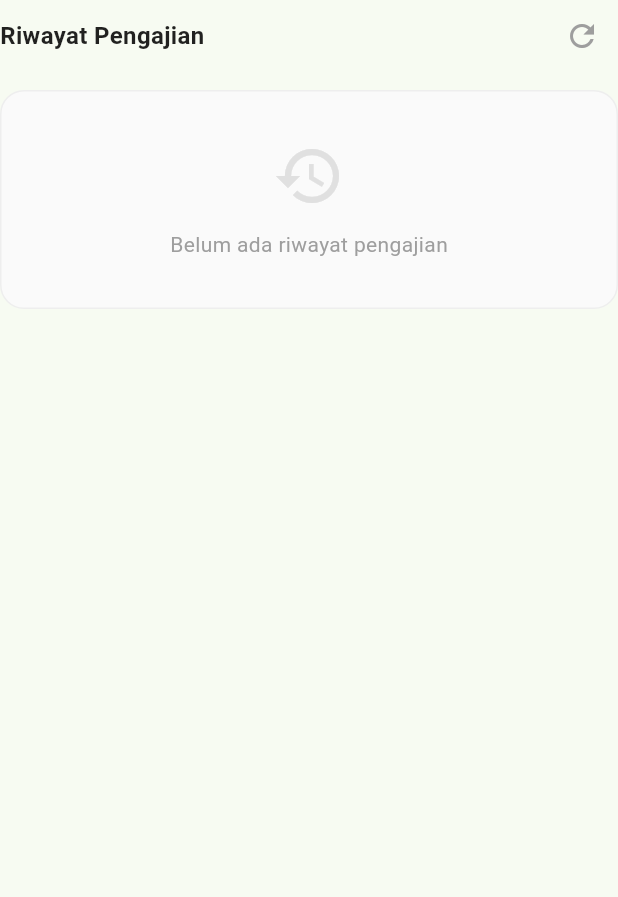
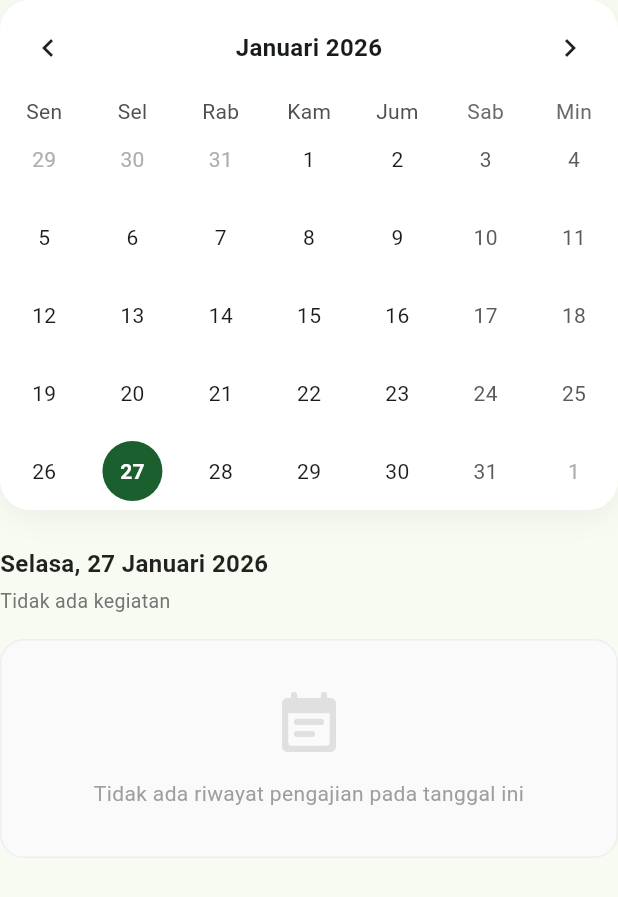
Before and after one commit to daerahgresik/hpdaerah, a Flutter app: the RiwayatPengajian widget shown alone on an empty page, opened directly with empty values, on a phone screen of 412 x 824 dp. Shown: the top 897 px of the screen. Run offline on Flutter 3.47's test engine with Material 3 defaults, Android fonts, the light colour scheme and no system bars; drawn by our look-alikes of table_calendar; our stand-ins replace flutter_dotenv, flutter_local_notifications, image_picker, permission_handler, qr_flutter, shared_preferences and 1 more; missing offline and left inert: mobile_scanner; accounts and stored records are empty.

Commit message:
feat(pengajian): add interactive calendar to history menu with event markers

```diff
--- a/lib/views/auth/dashboard/admin/pengajian/riwayatpengajian.dart
+++ b/lib/views/auth/dashboard/admin/pengajian/riwayatpengajian.dart
@@ -2,6 +2,9 @@ import 'package:flutter/material.dart';
 import 'package:hpdaerah/models/pengajian_model.dart';
 import 'package:hpdaerah/models/user_model.dart';
 import 'package:supabase_flutter/supabase_flutter.dart';
+import 'package:table_calendar/table_calendar.dart';
+import 'package:intl/intl.dart';
+import 'package:intl/date_symbol_data_local.dart';
 
 class RiwayatPengajian extends StatefulWidget {
   final UserModel user;
@@ -14,42 +17,71 @@ class RiwayatPengajian extends StatefulWidget {
 }
 
 class _RiwayatPengajianState extends State<RiwayatPengajian> {
-  late Future<List<Pengajian>> _riwayatFuture;
+  late DateTime _focusedDay;
+  late DateTime _selectedDay;
+  Map<DateTime, List<Pengajian>> _events = {};
+  bool _isLoading = true;
 
   @override
   void initState() {
     super.initState();
-    _riwayatFuture = _fetchRiwayat();
+    _focusedDay = DateTime.now();
+    _selectedDay = DateTime.now();
+
+    // Initialize locale for date formatting
+    initializeDateFormatting('id_ID', null).then((_) {
+      if (mounted) setState(() {});
+    });
+
+    // Fetch initial data
+    _fetchMonthlyEvents(_focusedDay);
   }
 
-  Future<List<Pengajian>> _fetchRiwayat() async {
+  /// Fetch events for the month (and slightly more to cover padding days)
+  Future<void> _fetchMonthlyEvents(DateTime month) async {
+    setState(() => _isLoading = true);
+
     try {
+      // Calculate start and end of month
+      final startOfMonth = DateTime(
+        month.year,
+        month.month,
+        1,
+      ).subtract(const Duration(days: 7)); // Buffer
+      final endOfMonth = DateTime(
+        month.year,
+        month.month + 1,
+        0,
+      ).add(const Duration(days: 7)); // Buffer
+
       final client = Supabase.instance.client;
-      // Fetch pengajian that have ENDED (ended_at is mostly not null and in the past)
-      // and filter by hierarchy similar to active rooms
 
-      // Simple logic: fetch where created_by me OR org_id in hierarchy
-      // For now, let's fetch based on org_id logic
-
+      // Query: Finished rooms within date range
+      // Using 'started_at' as the filter date
       final response = await client
           .from('pengajian')
           .select()
-          .not('ended_at', 'is', null) // Must have ended
+          .gte('started_at', startOfMonth.toIso8601String())
+          .lte('started_at', endOfMonth.toIso8601String())
           .eq('is_template', false)
-          .order('started_at', ascending: false)
-          .limit(20); // Limit to recent 20 for performance
+          .not('ended_at', 'is', null); // Must be finished
 
-      final list = List<Map<String, dynamic>>.from(response);
-      return list.map((json) => Pengajian.fromJson(json)).where((p) {
-        // Filter again for extra safety on hierarchy
-        // (User only sees what happened in their jurisdiction)
+      final List<dynamic> data = response as List<dynamic>;
+      final List<Pengajian> allRooms = data
+          .map((json) => Pengajian.fromJson(json))
+          .toList();
+
+      // Filter based on user hierarchy/permissions
+      final filteredRooms = allRooms.where((p) {
         final admin = widget.user;
-        final myOrgId = admin.adminOrgId;
+        final myOrgId = admin.adminOrgId ?? widget.orgId;
 
+        // Super admin sees all (if handled correctly upstream),
+        // but strictly:
         if (admin.adminLevel == 0) return true;
         if (p.createdBy == admin.id) return true;
 
-        if (myOrgId != null) {
+        if (myOrgId.isNotEmpty) {
           if (p.orgId == myOrgId ||
               p.orgDaerahId == myOrgId ||
               p.orgDesaId == myOrgId ||
@@ -59,63 +91,192 @@ class _RiwayatPengajianState extends State<RiwayatPengajian> {
         }
         return false;
       }).toList();
+
+      // Group by Date for Calendar
+      final newEvents = <DateTime, List<Pengajian>>{};
+      for (var room in filteredRooms) {
+        // Normalize date to remove time part
+        final date = DateTime(
+          room.startedAt.year,
+          room.startedAt.month,
+          room.startedAt.day,
+        );
+
+        if (newEvents[date] == null) {
+          newEvents[date] = [];
+        }
+        newEvents[date]!.add(room);
+      }
+
+      if (mounted) {
+        setState(() {
+          _events = newEvents;
+          _isLoading = false;
+        });
+      }
     } catch (e) {
-      debugPrint("Error fetching riwayat: $e");
-      return [];
+      debugPrint("Error fetching calendar events: $e");
+      if (mounted) setState(() => _isLoading = false);
     }
+  }
+
+  List<Pengajian> _getEventsForDay(DateTime day) {
+    // Normalisasi day dari TableCalendar
+    final date = DateTime(day.year, day.month, day.day);
+    return _events[date] ?? [];
   }
 
   @override
   Widget build(BuildContext context) {
+    // Get events specifically for the selected day
+    // We normalize _selectedDay just in case
+    final normalizedSelected = DateTime(
+      _selectedDay.year,
+      _selectedDay.month,
+      _selectedDay.day,
+    );
+    final selectedEvents = _events[normalizedSelected] ?? [];
+
     return Column(
       crossAxisAlignment: CrossAxisAlignment.start,
       children: [
+        // 1. CALENDAR CARD
+        Container(
+          margin: const EdgeInsets.only(bottom: 24),
+          decoration: BoxDecoration(
+            color: Colors.white,
+            borderRadius: BorderRadius.circular(20),
+            boxShadow: [
+              BoxShadow(
+                color: Colors.black.withValues(alpha: 0.05),
+                blurRadius: 15,
+                offset: const Offset(0, 5),
+              ),
+            ],
+          ),
+          child: TableCalendar<Pengajian>(
+            locale: 'id_ID',
+            firstDay: DateTime.utc(2023, 1, 1),
+            lastDay: DateTime.utc(2030, 12, 31),
+            focusedDay: _focusedDay,
+            selectedDayPredicate: (day) => isSameDay(_selectedDay, day),
+            calendarFormat: CalendarFormat.month,
+            startingDayOfWeek: StartingDayOfWeek.monday,
+
+            // Event Loader
+            eventLoader: _getEventsForDay,
+
+            // Styles
+            headerStyle: const HeaderStyle(
+              formatButtonVisible: false,
+              titleCentered: true,
+              titleTextStyle: TextStyle(
+                fontWeight: FontWeight.bold,
+                fontSize: 16,
+              ),
+            ),
+            calendarStyle: CalendarStyle(
+              // Marker (Dot) Style
+              markerDecoration: const BoxDecoration(
+                color: Color(0xFF1A5F2D), // Green theme
+                shape: BoxShape.circle,
+              ),
+              markersMaxCount: 1, // Only show 1 dot per day if event exists
+              // Selected Day
+              selectedDecoration: const BoxDecoration(
+                color: Color(0xFF1A5F2D),
+                shape: BoxShape.circle,
+              ),
+              selectedTextStyle: const TextStyle(
+                color: Colors.white,
+                fontWeight: FontWeight.bold,
+              ),
+
+              // Today
+              todayDecoration: BoxDecoration(
+                color: const Color(0xFF1A5F2D).withValues(alpha: 0.2),
+                shape: BoxShape.circle,
+              ),
+              todayTextStyle: const TextStyle(
+                color: Color(0xFF1A5F2D),
+                fontWeight: FontWeight.bold,
+              ),
+            ),
+
+            onDaySelected: (selectedDay, focusedDay) {
+              if (!isSameDay(_selectedDay, selectedDay)) {
+                setState(() {
+                  _selectedDay = selectedDay;
+                  _focusedDay = focusedDay;
+                });
+              }
+            },
+            onPageChanged: (focusedDay) {
+              _focusedDay = focusedDay;
+              _fetchMonthlyEvents(focusedDay); // Fetch data for new month
+            },
+          ),
+        ),
+
+        // 2. SELECTED DAY HEADER
         Row(
+          mainAxisAlignment: MainAxisAlignment.spaceBetween,
           children: [
-            const Text(
-              "Riwayat Pengajian",
-              style: TextStyle(
+            Column(
+              crossAxisAlignment: CrossAxisAlignment.start,
+              children: [
+                Text(
+                  _formatFullDate(_selectedDay),
+                  style: const TextStyle(
                     fontSize: 16,
                     fontWeight: FontWeight.bold,
                     color: Colors.black87,
                   ),
                 ),
-            const Spacer(),
-            IconButton(
-              onPressed: () => setState(() {
-                _riwayatFuture = _fetchRiwayat();
-              }),
-              icon: const Icon(Icons.refresh, color: Colors.grey),
-              tooltip: "Refresh",
+                const SizedBox(height: 4),
+                Text(
+                  selectedEvents.isEmpty
+                      ? "Tidak ada kegiatan"
+                      : "${selectedEvents.length} Kegiatan Selesai",
+                  style: TextStyle(fontSize: 13, color: Colors.grey[600]),
                 ),
               ],
             ),
-        const SizedBox(height: 12),
-        FutureBuilder<List<Pengajian>>(
-          future: _riwayatFuture,
-          builder: (context, snapshot) {
-            if (snapshot.connectionState == ConnectionState.waiting) {
-              return const Center(
-                child: Padding(
-                  padding: EdgeInsets.all(20.0),
-                  child: CircularProgressIndicator(),
+            if (_isLoading)
+              const SizedBox(
+                width: 20,
+                height: 20,
+                child: CircularProgressIndicator(strokeWidth: 2),
               ),
-              );
-            }
-            if (snapshot.hasError) {
-              return Center(
-                child: Text(
-                  "Error: ${snapshot.error}",
-                  style: const TextStyle(color: Colors.red),
+          ],
         ),
+
+        const SizedBox(height: 16),
+
+        // 3. EVENT LIST
+        if (selectedEvents.isEmpty)
+          _buildEmptyState()
+        else
+          ListView.separated(
+            shrinkWrap: true,
+            physics: const NeverScrollableScrollPhysics(),
+            itemCount: selectedEvents.length,
+            separatorBuilder: (c, i) => const SizedBox(height: 12),
+            itemBuilder: (context, index) {
+              final item = selectedEvents[index];
+              return _buildEventCard(item);
+            },
+          ),
+
+        const SizedBox(height: 48),
+      ],
     );
   }
 
-            final data = snapshot.data ?? [];
-            if (data.isEmpty) {
+  Widget _buildEmptyState() {
     return Container(
       width: double.infinity,
-                padding: const EdgeInsets.all(32),
+      padding: const EdgeInsets.symmetric(vertical: 32, horizontal: 24),
       decoration: BoxDecoration(
         color: Colors.grey[50],
         borderRadius: BorderRadius.circular(16),
@@ -123,10 +284,11 @@ class _RiwayatPengajianState extends State<RiwayatPengajian> {
       ),
       child: Column(
         children: [
-                    Icon(Icons.history, size: 48, color: Colors.grey[300]),
+          Icon(Icons.event_note_rounded, size: 48, color: Colors.grey[300]),
           const SizedBox(height: 12),
           Text(
-                      "Belum ada riwayat pengajian",
+            "Tidak ada riwayat pengajian pada tanggal ini",
+            textAlign: TextAlign.center,
             style: TextStyle(color: Colors.grey[500]),
           ),
         ],
@@ -134,13 +296,7 @@ class _RiwayatPengajianState extends State<RiwayatPengajian> {
     );
   }
 
-            return ListView.separated(
-              shrinkWrap: true,
-              physics: const NeverScrollableScrollPhysics(),
-              itemCount: data.length,
-              separatorBuilder: (c, i) => const SizedBox(height: 12),
-              itemBuilder: (context, index) {
-                final item = data[index];
+  Widget _buildEventCard(Pengajian item) {
     return Container(
       padding: const EdgeInsets.all(16),
       decoration: BoxDecoration(
@@ -156,18 +312,20 @@ class _RiwayatPengajianState extends State<RiwayatPengajian> {
       ),
       child: Row(
         children: [
+          // Icon Box
           Container(
             padding: const EdgeInsets.all(12),
             decoration: BoxDecoration(
-                          color: Colors.grey[100],
-                          shape: BoxShape.circle,
+              color: const Color(0xFF1A5F2D).withValues(alpha: 0.1),
+              borderRadius: BorderRadius.circular(12),
             ),
             child: const Icon(
-                          Icons.history_edu,
-                          color: Colors.grey,
+              Icons.check_circle_outline,
+              color: Color(0xFF1A5F2D),
             ),
           ),
           const SizedBox(width: 16),
+          // Content
           Expanded(
             child: Column(
               crossAxisAlignment: CrossAxisAlignment.start,
@@ -180,47 +338,57 @@ class _RiwayatPengajianState extends State<RiwayatPengajian> {
                   ),
                 ),
                 const SizedBox(height: 4),
+                Row(
+                  children: [
+                    Icon(Icons.access_time, size: 12, color: Colors.grey[600]),
+                    const SizedBox(width: 4),
                     Text(
-                              "${_formatDate(item.startedAt)} • ${item.location ?? '-'}",
+                      "${_formatTime(item.startedAt)} - ${item.endedAt != null ? _formatTime(item.endedAt!) : '?'}",
+                      style: TextStyle(fontSize: 12, color: Colors.grey[600]),
+                    ),
+                  ],
+                ),
+                if (item.location != null) ...[
+                  const SizedBox(height: 2),
+                  Row(
+                    children: [
+                      Icon(
+                        Icons.location_on,
+                        size: 12,
+                        color: Colors.grey[600],
+                      ),
+                      const SizedBox(width: 4),
+                      Expanded(
+                        child: Text(
+                          item.location!,
                           style: TextStyle(
                             fontSize: 12,
                             color: Colors.grey[600],
                           ),
+                          maxLines: 1,
+                          overflow: TextOverflow.ellipsis,
+                        ),
                       ),
                     ],
                   ),
-                      ),
-                      Container(
-                        padding: const EdgeInsets.symmetric(
-                          horizontal: 8,
-                          vertical: 4,
-                        ),
-                        decoration: BoxDecoration(
-                          color: Colors.grey[200],
-                          borderRadius: BorderRadius.circular(6),
-                        ),
-                        child: Text(
-                          "Selesai",
-                          style: TextStyle(
-                            fontSize: 10,
-                            fontWeight: FontWeight.bold,
-                            color: Colors.grey[700],
-                          ),
+                ],
+              ],
             ),
           ),
         ],
       ),
     );
-              },
-            );
-          },
-        ),
-        const SizedBox(height: 48),
-      ],
-    );
   }
 
-  String _formatDate(DateTime dt) {
+  String _formatFullDate(DateTime dt) {
+    try {
+      return DateFormat('EEEE, d MMMM yyyy', 'id_ID').format(dt);
+    } catch (_) {
       return "${dt.day}/${dt.month}/${dt.year}";
     }
   }
+
+  String _formatTime(DateTime dt) {
+    return "${dt.hour.toString().padLeft(2, '0')}:${dt.minute.toString().padLeft(2, '0')}";
+  }
+}
--- a/pubspec.yaml
+++ b/pubspec.yaml
@@ -46,6 +46,8 @@ dependencies:
   permission_handler: ^12.0.1
   package_info_plus: ^9.0.0
   flutter_local_notifications: ^19.5.0
+  table_calendar: ^3.2.0
+  intl: ^0.20.2
 
 dev_dependencies:
   flutter_test:
```
Lines whose indentation alone changed are shown as unchanged.
